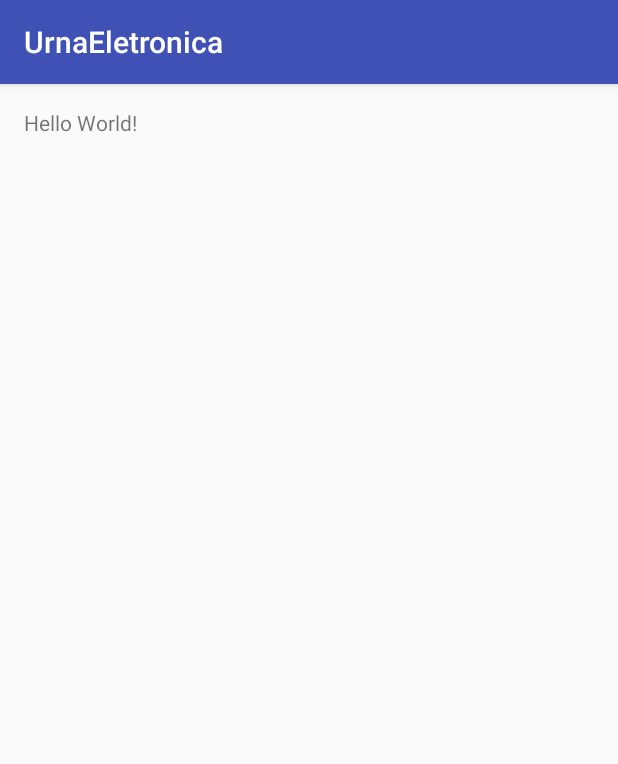
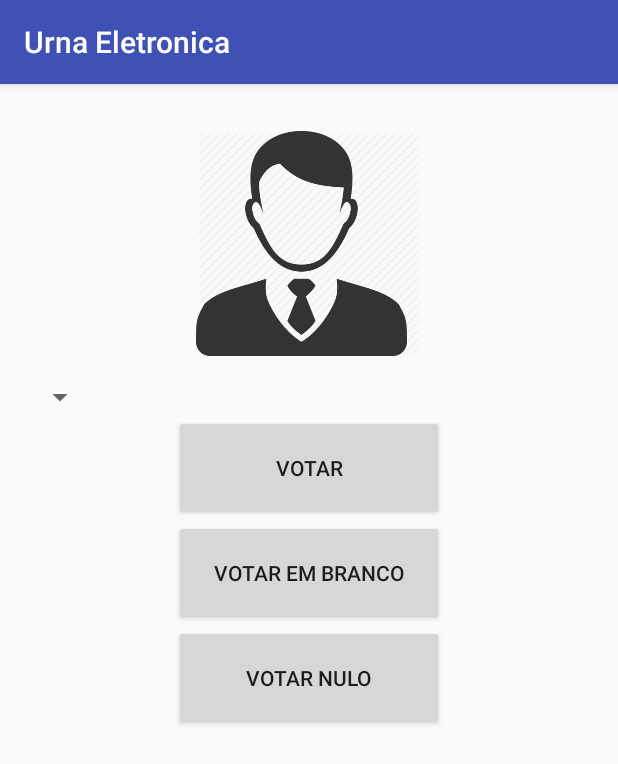
Before and after one commit to MatheusMesquita/UrnaEletronica, an Android app: the screen it shows after launch (MainActivity), on a phone screen of 412 x 824 dp. Shown: the top 764 px of the screen. Run offline under Robolectric (Android 15) with nearby library versions, the light colour scheme and no system bars.

Commit message:
Layout base

```diff
--- a/app/src/main/AndroidManifest.xml
+++ b/app/src/main/AndroidManifest.xml
@@ -8,7 +8,8 @@
         android:label="@string/app_name"
         android:supportsRtl="true"
         android:theme="@style/AppTheme">
-        <activity android:name=".MainActivity">
+        <activity android:name=".activity.MainActivity"
+            android:screenOrientation="portrait">
             <intent-filter>
                 <action android:name="android.intent.action.MAIN" />
 
--- /dev/null
+++ b/app/src/main/java/br/com/redes/urnaeletronica/activity/MainActivity.java
@@ -0,0 +1,74 @@
+package br.com.redes.urnaeletronica.activity;
+
+import android.media.MediaPlayer;
+import android.support.v7.app.AppCompatActivity;
+import android.os.Bundle;
+import android.view.View;
+import android.widget.Button;
+import android.widget.ImageView;
+import android.widget.Spinner;
+
+import java.util.ArrayList;
+import java.util.List;
+
+import br.com.redes.urnaeletronica.R;
+import br.com.redes.urnaeletronica.adapter.CandidatesAdapter;
+import br.com.redes.urnaeletronica.models.Candidato;
+
+public class MainActivity extends AppCompatActivity {
+
+    private ImageView mImgCandidate;
+    private Spinner mSpCandates;
+    private Button mBtnVote;
+    private Button mBtnVoteWhite;
+    private Button mBtnVoteNull;
+
+    private List<Candidato> mCandidates;
+
+    private MediaPlayer urnSound;
+
+    @Override
+    protected void onCreate(Bundle savedInstanceState) {
+        super.onCreate(savedInstanceState);
+        setContentView(R.layout.activity_main);
+
+        mCandidates = new ArrayList<>();
+
+        generateView();
+    }
+
+    private void generateView() {
+        mSpCandates = (Spinner) findViewById(R.id.spCandidates);
+        mBtnVote = (Button) findViewById(R.id.btnVote);
+        mBtnVoteWhite = (Button) findViewById(R.id.btnVoteWhite);
+        mBtnVoteNull = (Button) findViewById(R.id.btnVoteNull);
+
+        mSpCandates.setAdapter(new CandidatesAdapter(this, mCandidates));
+
+        mBtnVote.setOnClickListener(new View.OnClickListener() {
+            @Override
+            public void onClick(View v) {
+                playVoteSound();
+            }
+        });
+
+        mBtnVoteWhite.setOnClickListener(new View.OnClickListener() {
+            @Override
+            public void onClick(View v) {
+                playVoteSound();
+            }
+        });
+
+        mBtnVoteNull.setOnClickListener(new View.OnClickListener() {
+            @Override
+            public void onClick(View v) {
+                playVoteSound();
+            }
+        });
+    }
+
+    private void playVoteSound(){
+        urnSound = MediaPlayer.create(this, R.raw.urna);
+        urnSound.start();
+    }
+}
--- /dev/null
+++ b/app/src/main/java/br/com/redes/urnaeletronica/adapter/CandidatesAdapter.java
@@ -0,0 +1,45 @@
+package br.com.redes.urnaeletronica.adapter;
+
+import android.content.Context;
+import android.view.LayoutInflater;
+import android.view.View;
+import android.view.ViewGroup;
+import android.widget.BaseAdapter;
+
+import java.util.List;
+
+import br.com.redes.urnaeletronica.models.Candidato;
+
+/**
+ * Created by Matheus Mesquita on 18-Jun-16.
+ */
+public class CandidatesAdapter extends BaseAdapter {
+
+    private LayoutInflater mInflater;
+    private List<Candidato> mCandidates;
+
+    public CandidatesAdapter(Context context, List<Candidato> candidates) {
+        mInflater = (LayoutInflater) context.getSystemService(Context.LAYOUT_INFLATER_SERVICE);
+        mCandidates = candidates;
+    }
+
+    @Override
+    public int getCount() {
+        return mCandidates.size();
+    }
+
+    @Override
+    public Object getItem(int position) {
+        return mCandidates.get(position);
+    }
+
+    @Override
+    public long getItemId(int position) {
+        return mCandidates.get(position).getCod_vote();
+    }
+
+    @Override
+    public View getView(int position, View convertView, ViewGroup parent) {
+        return null;
+    }
+}
--- a/app/src/main/res/layout/activity_main.xml
+++ b/app/src/main/res/layout/activity_main.xml
@@ -7,10 +7,47 @@
     android:paddingLeft="@dimen/activity_horizontal_margin"
     android:paddingRight="@dimen/activity_horizontal_margin"
     android:paddingTop="@dimen/activity_vertical_margin"
-    tools:context="br.com.redes.urnaeletronica.MainActivity">
+    tools:context=".activity.MainActivity">
 
-    <TextView
+    <ImageView
+        android:id="@+id/imgCandidate"
+        android:layout_width="150dp"
+        android:layout_height="150dp"
+        android:layout_alignParentTop="true"
+        android:layout_margin="15dp"
+        android:layout_centerHorizontal="true"
+        android:src="@drawable/icon_candidate"/>
+
+    <Spinner
+        android:id="@+id/spCandidates"
         android:layout_width="wrap_content"
         android:layout_height="wrap_content"
-        android:text="Hello World!" />
+        android:layout_below="@+id/imgCandidate"/>
+
+    <Button
+        android:id="@+id/btnVote"
+        android:layout_width="180dp"
+        android:layout_height="wrap_content"
+        android:layout_below="@+id/spCandidates"
+        android:layout_centerHorizontal="true"
+        android:padding="25dp"
+        android:text="Votar" />
+
+    <Button
+        android:id="@+id/btnVoteWhite"
+        android:layout_width="180dp"
+        android:layout_height="wrap_content"
+        android:layout_below="@+id/btnVote"
+        android:layout_centerHorizontal="true"
+        android:padding="25dp"
+        android:text="Votar em branco" />
+
+    <Button
+        android:id="@+id/btnVoteNull"
+        android:layout_width="180dp"
+        android:layout_height="wrap_content"
+        android:layout_below="@+id/btnVoteWhite"
+        android:layout_centerHorizontal="true"
+        android:padding="25dp"
+        android:text="Votar nulo" />
 </RelativeLayout>
--- a/app/src/main/res/values/strings.xml
+++ b/app/src/main/res/values/strings.xml
@@ -1,3 +1,3 @@
 <resources>
-    <string name="app_name">UrnaEletronica</string>
+    <string name="app_name">Urna Eletronica</string>
 </resources>
--- a/app/src/main/res/values/styles.xml
+++ b/app/src/main/res/values/styles.xml
@@ -1,7 +1,7 @@
 <resources>
 
     <!-- Base application theme. -->
-    <style name="AppTheme" parent="Theme.AppCompat.Light.DarkActionBar">
+    <style name="AppTheme" parent="Base.Theme.AppCompat.Light.DarkActionBar">
         <!-- Customize your theme here. -->
         <item name="colorPrimary">@color/colorPrimary</item>
         <item name="colorPrimaryDark">@color/colorPrimaryDark</item>
```
Also changed, not shown: app/src/main/java/br/com/redes/urnaeletronica/MainActivity.java (deleted, +0 -14 lines), app/src/main/java/br/com/redes/urnaeletronica/models/Candidato.java (added, +48 -0 lines), app/src/main/res/drawable/icon_candidate.png (added), 1 other file.
